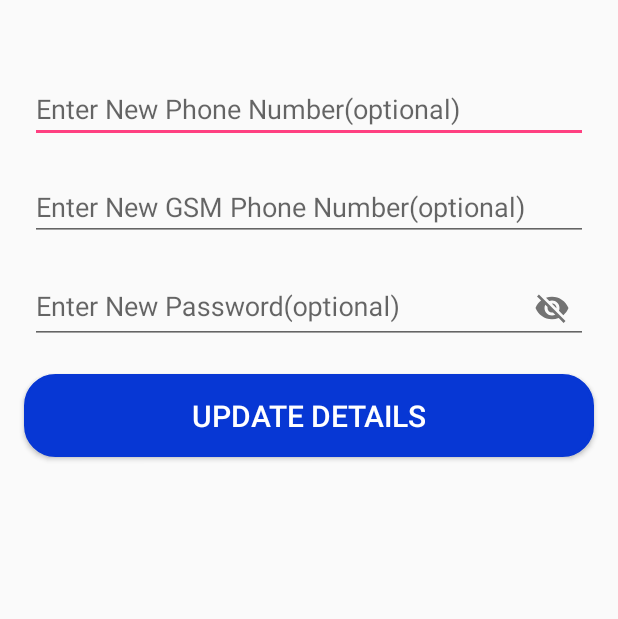
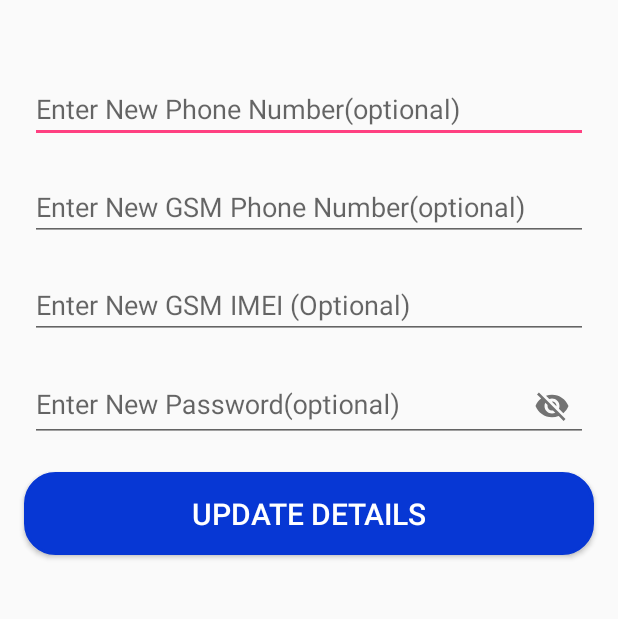
Before and after one commit to eagles-nest/TRACKiT, an Android app: the Account screen opened directly, with no data from a screen before it, after a tap on "UPDATE DETAILS", on a phone screen of 412 x 824 dp, the part 300-919 px from its top. Run offline under Robolectric (Android 15) with nearby library versions, the phone set to English and light mode, and no system bars; our stand-ins replace Volley; 1 other tap on this screen came first.

Commit message:
added change of gsmIMEI logic in the update accounts activity

```diff
--- a/app/src/main/java/com/mwenda/trackit/Account.java
+++ b/app/src/main/java/com/mwenda/trackit/Account.java
@@ -29,9 +29,9 @@ import java.util.HashMap;
 import java.util.Map;
 
 public class Account extends AppCompatActivity {
-    private String password,ownPhone,gsmPhone="";
+    private String password,ownPhone,gsmPhone,gsmIMEI="";
     public String userName,phoneNum,gsmNum;
-    private EditText txtpassword,txtownPhone,txtgsmPhone;
+    private EditText txtpassword,txtownPhone,txtgsmPhone,txtgsmIMEI;
     ProgressDialog progressDialog;
     SharedPreferences sp;
     @Override
@@ -42,6 +42,7 @@ public class Account extends AppCompatActivity {
         userName=sp.getString("email","");
         phoneNum=sp.getString("phone","");
         gsmNum=sp.getString("gsm","");
+        gsmIMEI=sp.getString("imei","");
 
         //get the fields
         txtpassword=(EditText)findViewById(R.id.editPassword);
@@ -49,6 +50,8 @@ public class Account extends AppCompatActivity {
         txtownPhone.setText(phoneNum);
         txtgsmPhone=(EditText)findViewById(R.id.editgsmPhone);
         txtgsmPhone.setText(gsmNum);
+        txtgsmIMEI=(EditText)findViewById(R.id.editgsmIMEI);
+        txtgsmIMEI.setText(gsmIMEI);
 
     }
     //check if internet is available
@@ -65,9 +68,10 @@ public class Account extends AppCompatActivity {
         password=txtpassword.getText().toString().trim();
         ownPhone=txtownPhone.getText().toString().trim();
         gsmPhone=txtgsmPhone.getText().toString().trim();
+        gsmIMEI=txtgsmIMEI.getText().toString().trim();
 
         //check the fields if empty
-        if(ownPhone.isEmpty() || gsmPhone.isEmpty()){
+        if(ownPhone.isEmpty() || gsmPhone.isEmpty() || gsmIMEI.isEmpty()){
             //one of the above fields is empty..when it should not
             String errorMsg="Error, Please fill all required fields(Phone& GSM)";
             Toast.makeText(Account.this,errorMsg, Toast.LENGTH_LONG).show();
@@ -76,7 +80,7 @@ public class Account extends AppCompatActivity {
             if(password.isEmpty()){
                 //user doesnt want to change password
                 if(checkInternet(this)){
-                    updateUsr(ownPhone,gsmPhone);
+                    updateUsr(ownPhone,gsmPhone,gsmIMEI);
                 }else{
                     //device offline
                     String errorMsg="Error, Please check your internet connection and try again";
@@ -85,7 +89,7 @@ public class Account extends AppCompatActivity {
             }else{
                 //usr wants to change password also
                 if(checkInternet(this)){
-                    updateUsr1(ownPhone,gsmPhone,password);
+                    updateUsr1(ownPhone,gsmPhone,gsmIMEI,password);
                 }else{
                     //device offline
                     String errorMsg="Error, Please check your internet connection and try again";
@@ -95,7 +99,7 @@ public class Account extends AppCompatActivity {
         }
     }
 
-    private void updateUsr(final String ownPhone,final String gsmPhone) {
+    private void updateUsr(final String ownPhone,final String gsmPhone,final String gsmIMEI) {
         progressDialog = new ProgressDialog(Account.this);
         progressDialog.setMessage("Updating Account details ...");
         progressDialog.setProgressStyle(ProgressDialog.STYLE_SPINNER);
@@ -144,6 +148,7 @@ public class Account extends AppCompatActivity {
                 Map<String, String> params = new HashMap<String, String>();
                 params.put("ownPhone", ownPhone);
                 params.put("gsmPhone", gsmPhone);
+                params.put("gsmIMEI", gsmIMEI);
                 params.put("email", userName);
                 return params;
             }
@@ -151,7 +156,7 @@ public class Account extends AppCompatActivity {
         RequestQueue requestQueue = Volley.newRequestQueue(Account.this);
         requestQueue.add(strReq);
     }
-    private void updateUsr1(final String ownPhone,final String gsmPhone,final String password) {
+    private void updateUsr1(final String ownPhone,final String gsmPhone,final String gsmIMEI,final String password) {
         progressDialog = new ProgressDialog(Account.this);
         progressDialog.setMessage("Updating Account details ...");
         progressDialog.setProgressStyle(ProgressDialog.STYLE_SPINNER);
@@ -199,6 +204,7 @@ public class Account extends AppCompatActivity {
                 Map<String, String> params = new HashMap<String, String>();
                 params.put("ownPhone", ownPhone);
                 params.put("gsmPhone", gsmPhone);
+                params.put("gsmIMEI", gsmIMEI);
                 params.put("password", password);
                 params.put("email", userName);
                 return params;
--- a/app/src/main/res/layout/activity_account.xml
+++ b/app/src/main/res/layout/activity_account.xml
@@ -23,6 +23,7 @@
         android:layout_marginEnd="20dp"
         android:hint="@string/ownPhoneNew"
         android:layout_below="@+id/imageView"/>
+
     <EditText
         android:id="@+id/editgsmPhone"
         android:layout_marginTop="20dp"
@@ -33,6 +34,16 @@
         android:layout_marginEnd="20dp"
         android:hint="@string/gsmPhoneNew"
         android:layout_below="@+id/editownPhone"/>
+    <EditText
+        android:id="@+id/editgsmIMEI"
+        android:layout_marginTop="20dp"
+        android:layout_width="match_parent"
+        android:layout_height="wrap_content"
+        android:inputType="number"
+        android:layout_marginStart="20dp"
+        android:layout_marginEnd="20dp"
+        android:hint="@string/gsmIMEI"
+        android:layout_below="@+id/editgsmPhone"/>
 
     <android.support.design.widget.TextInputLayout
         android:id="@+id/password_text_input_layout"
@@ -40,7 +51,7 @@
         app:passwordToggleEnabled="true"
         android:layout_width="match_parent"
         android:layout_height="wrap_content"
-        android:layout_below="@+id/editgsmPhone">
+        android:layout_below="@+id/editgsmIMEI">
         <EditText
             android:id="@+id/editPassword"
             android:layout_marginTop="20dp"
--- a/app/src/main/res/values/strings.xml
+++ b/app/src/main/res/values/strings.xml
@@ -33,4 +33,5 @@
     <string name="submit">Submit</string>
     <string name="title_activity_locate1">Map</string>
     <string name="imei">Enter GSM IMEI</string>
+    <string name="gsmIMEI">Enter New GSM IMEI (Optional)</string>
 </resources>
```
